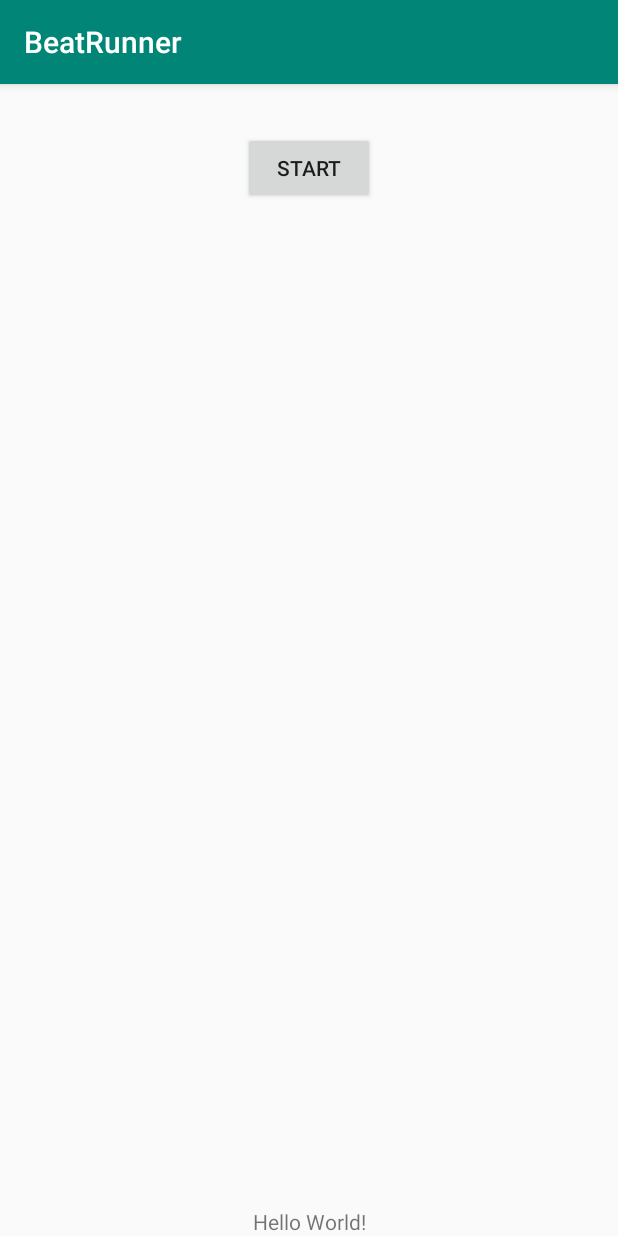
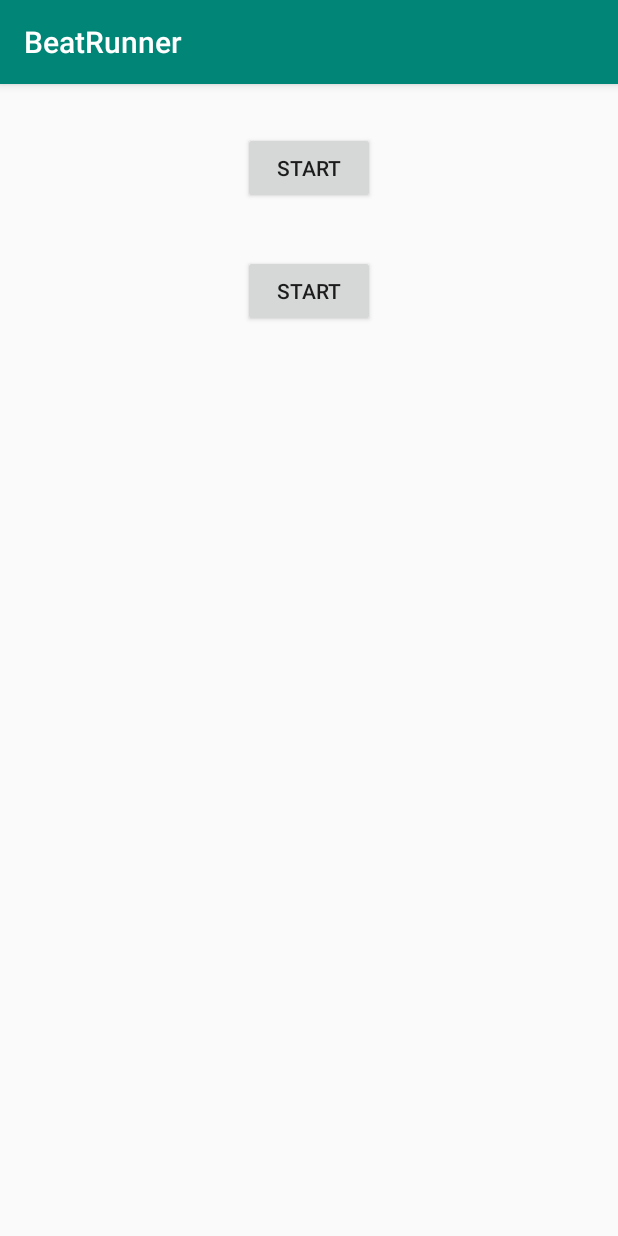
Before and after one commit to Max-Qi/BeatRunner, an Android app: the screen it shows after launch (MainActivity), on a phone screen of 412 x 824 dp. Run offline under Robolectric (Android 15) with nearby library versions, the phone set to English and light mode, and no system bars.

Commit message:
Basic structure setup

```diff
--- a/app/src/main/AndroidManifest.xml
+++ b/app/src/main/AndroidManifest.xml
@@ -3,6 +3,7 @@
     package="com.example.beatrunner">
 
     <uses-permission android:name="android.permission.VIBRATE" />
+
     <application
         android:allowBackup="true"
         android:icon="@mipmap/ic_launcher"
@@ -10,7 +11,8 @@
         android:roundIcon="@mipmap/ic_launcher_round"
         android:supportsRtl="true"
         android:theme="@style/AppTheme">
-        <activity android:name=".TrackAndDisplaySpeed"></activity>
+        <activity android:name=".MusicPlayer"></activity>
+        <activity android:name=".TrackAndDisplaySpeed" />
         <activity android:name=".MainActivity">
             <intent-filter>
                 <action android:name="android.intent.action.MAIN" />
--- a/app/src/main/java/com/example/beatrunner/MainActivity.java
+++ b/app/src/main/java/com/example/beatrunner/MainActivity.java
@@ -5,17 +5,28 @@ import androidx.appcompat.app.AppCompatActivity;
 import android.content.Intent;
 import android.os.Bundle;
 import android.view.View;
+import android.widget.Button;
 
 public class MainActivity extends AppCompatActivity {
+
+    Button startCadenceTracker;
+    Button startMusicPlayer;
 
     @Override
     protected void onCreate(Bundle savedInstanceState) {
         super.onCreate(savedInstanceState);
         setContentView(R.layout.activity_main);
+        startCadenceTracker = (Button) findViewById(R.id.buttonStartCadence);
+        startMusicPlayer = (Button) findViewById(R.id.buttonStartMusic);
     }
 
     public void trackSpeed(View view) {
         Intent intent = new Intent(this, TrackAndDisplaySpeed.class);
         startActivity(intent);
     }
+
+    public void startGroovin(View view) {
+        Intent intent = new Intent(this, MusicPlayer.class);
+        startActivity(intent);
+    }
 }
--- a/app/src/main/res/layout/activity_main.xml
+++ b/app/src/main/res/layout/activity_main.xml
@@ -6,16 +6,8 @@
     android:layout_height="match_parent"
     tools:context=".MainActivity">
 
-    <TextView
-        android:layout_width="wrap_content"
-        android:layout_height="wrap_content"
-        android:text="Hello World!"
-        app:layout_constraintBottom_toBottomOf="parent"
-        app:layout_constraintLeft_toLeftOf="parent"
-        app:layout_constraintRight_toRightOf="parent" />
-
     <Button
-        android:id="@+id/button"
+        android:id="@+id/buttonStartCadence"
         android:layout_width="wrap_content"
         android:layout_height="wrap_content"
         android:layout_marginTop="32dp"
@@ -25,4 +17,15 @@
         app:layout_constraintStart_toStartOf="parent"
         app:layout_constraintTop_toTopOf="parent" />
 
+    <Button
+        android:id="@+id/buttonStartMusic"
+        android:layout_width="wrap_content"
+        android:layout_height="wrap_content"
+        android:layout_marginTop="34dp"
+        android:onClick="startGroovin"
+        android:text="@string/button_start"
+        app:layout_constraintEnd_toEndOf="@+id/buttonStartCadence"
+        app:layout_constraintStart_toStartOf="@+id/buttonStartCadence"
+        app:layout_constraintTop_toBottomOf="@+id/buttonStartCadence" />
+
 </androidx.constraintlayout.widget.ConstraintLayout>
--- a/app/src/main/res/values/strings.xml
+++ b/app/src/main/res/values/strings.xml
@@ -5,4 +5,6 @@
     <string name="display_message">A message here</string>
     <string name="button_reset">Reset</string>
     <string name="button_change" />
+    <string name="button_play">Play</string>
+    <string name="button_pause">Pause</string>
 </resources>
```
Also changed, not shown: app/src/main/java/com/example/beatrunner/MediaPlayerFunctionalities.java (added, +12 -0 lines), app/src/main/java/com/example/beatrunner/MediaPlayerWrapper.java (added, +40 -0 lines), app/src/main/java/com/example/beatrunner/MusicPlayer.java (added, +52 -0 lines), app/src/main/res/layout/activity_music_player.xml (added, +53 -0 lines), 1 other file.
